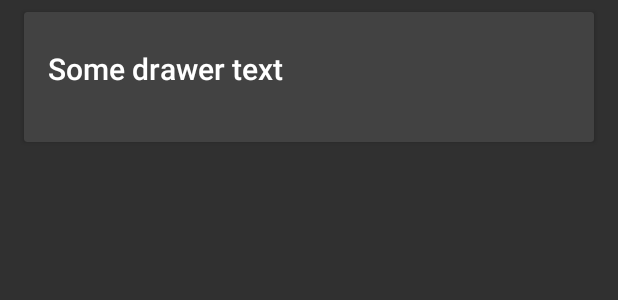
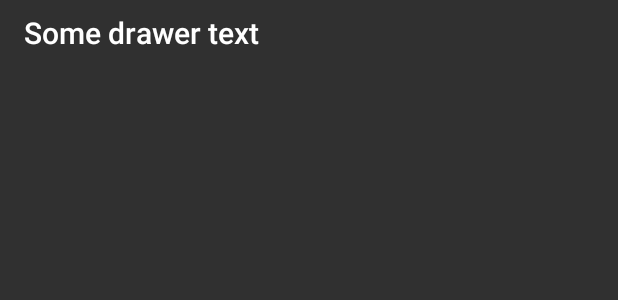
Before and after one commit to br-open-apps/easyjoke-android, an Android app: the layout joke_item.xml on its own in the app's theme, with its tools: preview values and no code run, on a phone screen of 412 x 824 dp. Shown: the top 300 px of the screen. Run offline under Robolectric (Android 15) with nearby library versions, the phone set to English and light mode, and no system bars; network calls fail.

Commit message:
Atualizando item list view

```diff
--- a/app/src/main/java/com/alexandremota/easyjoke_android/models/Joke.java
+++ b/app/src/main/java/com/alexandremota/easyjoke_android/models/Joke.java
@@ -19,6 +19,7 @@ public class Joke implements Parcelable {
             return new Joke[size];
         }
     };
+
     int id;
     String title;
     String content;
--- a/app/src/main/java/com/alexandremota/easyjoke_android/services/Pagination.java
+++ b/app/src/main/java/com/alexandremota/easyjoke_android/services/Pagination.java
@@ -135,9 +135,7 @@ public class Pagination {
      * @return nextPage integer for the next page
      */
     public int getNextPage() {
-        if (this.hasNextPage()) {
-            return this.getCurrentPage() + 1;
-        }
+        if (this.hasNextPage()) return this.getCurrentPage() + 1;
         return 0;
     }
 
--- a/app/src/main/res/layout/fragment_blank.xml
+++ b/app/src/main/res/layout/fragment_blank.xml
@@ -8,5 +8,6 @@
     <android.support.v7.widget.RecyclerView
         android:id="@+id/recycler_view"
         android:layout_width="match_parent"
-        android:layout_height="match_parent" />
+        android:layout_height="match_parent"
+        android:scrollbars="vertical"/>
 </RelativeLayout>
--- a/app/src/main/res/layout/joke_item.xml
+++ b/app/src/main/res/layout/joke_item.xml
@@ -1,21 +1,15 @@
 <?xml version="1.0" encoding="utf-8"?>
-<android.support.v7.widget.CardView
+<LinearLayout
     xmlns:android="http://schemas.android.com/apk/res/android"
     xmlns:tools="http://schemas.android.com/tools"
     android:layout_width="match_parent"
     android:layout_height="wrap_content"
-    android:layout_marginLeft="16dp"
-    android:layout_marginRight="16dp"
-    android:layout_marginTop="8dp">
-
-    <LinearLayout
-        android:layout_width="match_parent"
-        android:layout_height="wrap_content"
     android:orientation="vertical"
-        android:paddingBottom="24dp"
     android:paddingLeft="16dp"
     android:paddingRight="16dp"
-        android:paddingTop="24dp">
+    android:paddingTop="8dp"
+    android:paddingBottom="8dp"
+    android:background="?android:attr/selectableItemBackground">
 
         <TextView
             android:id="@+id/joke_title"
@@ -25,6 +19,7 @@
             android:gravity="center_vertical|start"
             android:lines="1"
             android:singleLine="true"
+            android:layout_marginBottom="4dp"
             android:textAppearance="@style/TextAppearance.AppCompat.Title"
             tools:text="Some drawer text" />
 
@@ -39,5 +34,3 @@
             android:textSize="@dimen/material_drawer_item_primary_description"/>
 
 </LinearLayout>
-
-</android.support.v7.widget.CardView>
```
Also changed, not shown: app/src/main/java/com/alexandremota/easyjoke_android/fragments/CategoryFragment.java (+7 -12 lines). Lines whose indentation alone changed are shown as unchanged.
